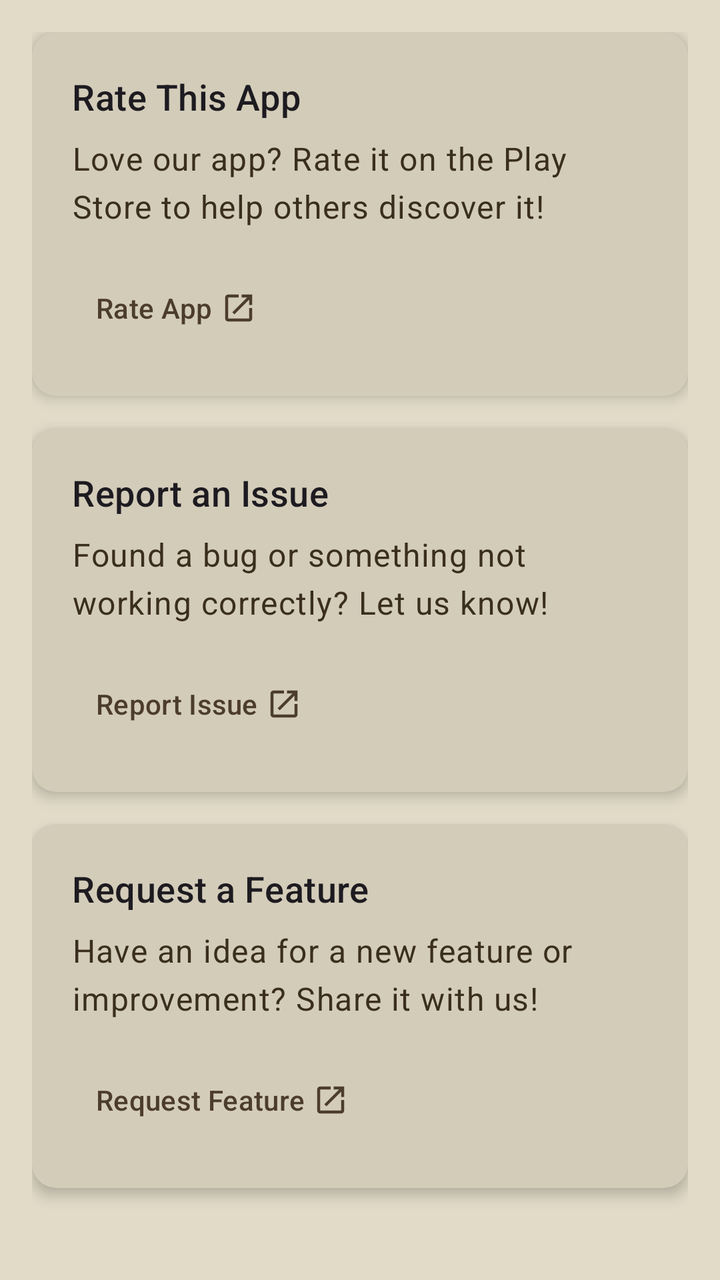
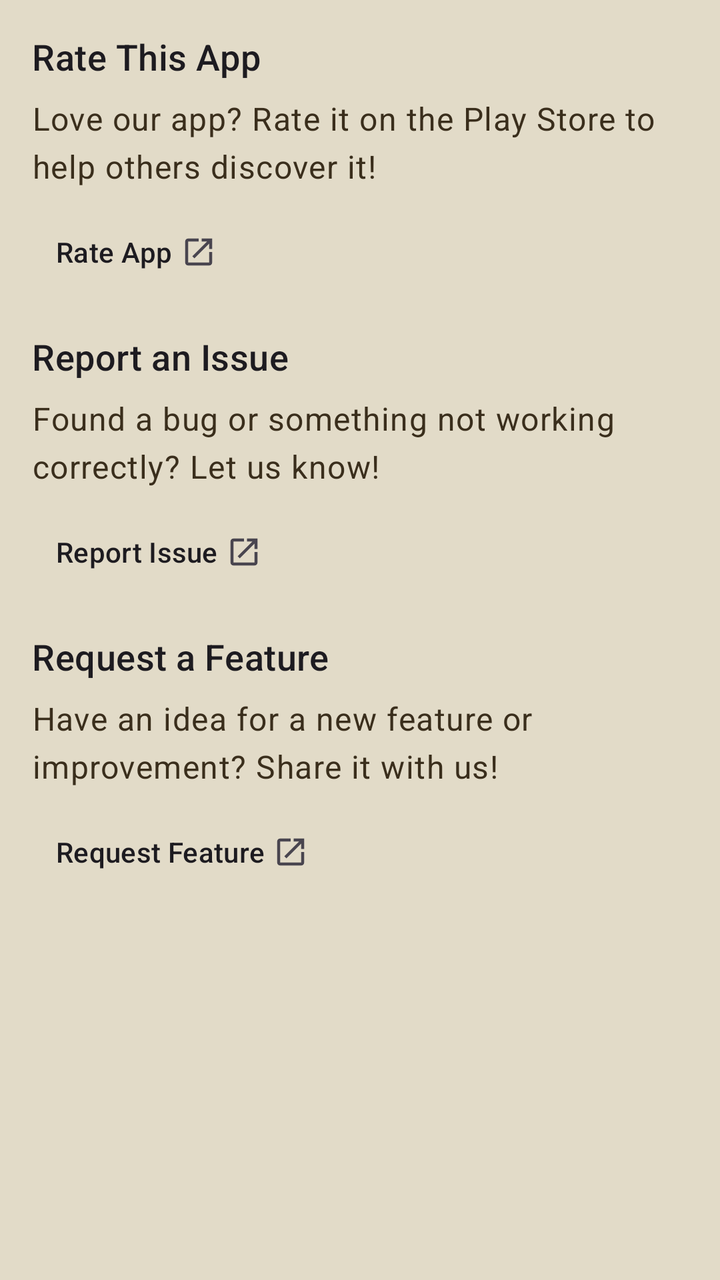

Screens rendered from an Android XML layout before and after an edit, with the pre-edit source and the edit as a unified diff.
<!-- AndroidManifest.xml: activity theme Theme.OSRSWiki -->
<!-- res/layout/fragment_feedback.xml -->
<?xml version="1.0" encoding="utf-8"?>
<ScrollView xmlns:android="http://schemas.android.com/apk/res/android"
    xmlns:app="http://schemas.android.com/apk/res-auto"
    xmlns:tools="http://schemas.android.com/tools"
    android:layout_width="match_parent"
    android:layout_height="match_parent"
    android:fillViewport="true">

    <LinearLayout
        android:layout_width="match_parent"
        android:layout_height="wrap_content"
        android:orientation="vertical"
        android:padding="16dp">

        
        <com.google.android.material.card.MaterialCardView
            android:id="@+id/rate_app_card"
            android:layout_width="match_parent"
            android:layout_height="wrap_content"
            android:layout_marginBottom="16dp"
            android:clickable="false"
            android:focusable="false"
            app:cardCornerRadius="12dp"
            app:cardElevation="4dp"
            app:strokeWidth="0dp">

            <LinearLayout
                android:layout_width="match_parent"
                android:layout_height="wrap_content"
                android:orientation="vertical"
                android:padding="20dp">

                <TextView
                    android:id="@+id/rate_app_title"
                    android:layout_width="match_parent"
                    android:layout_height="wrap_content"
                    android:text="@string/feedback_rate_app_title"
                    android:textAppearance="@style/AppTextAppearance.SettingsSubheading"
                    android:layout_marginBottom="8dp" />

                <TextView
                    android:id="@+id/rate_app_description"
                    android:layout_width="match_parent"
                    android:layout_height="wrap_content"
                    android:text="@string/feedback_rate_app_description"
                    android:textAppearance="@style/AppTextAppearance.SettingsBody"
                    android:textColor="?attr/colorOnSurfaceVariant"
                    android:layout_marginBottom="16dp" />

                <com.google.android.material.button.MaterialButton
                    android:id="@+id/rate_app_button"
                    style="@style/Widget.OSRSWiki.OutboundLinkButton"
                    android:layout_width="wrap_content"
                    android:layout_height="wrap_content"
                    android:text="@string/feedback_rate_app_button" />

            </LinearLayout>

        </com.google.android.material.card.MaterialCardView>

        
        <com.google.android.material.card.MaterialCardView
            android:id="@+id/report_issue_card"
            android:layout_width="match_parent"
            android:layout_height="wrap_content"
            android:layout_marginBottom="16dp"
            android:clickable="false"
            android:focusable="false"
            app:cardCornerRadius="12dp"
            app:cardElevation="4dp"
            app:strokeWidth="0dp">

            <LinearLayout
                android:layout_width="match_parent"
                android:layout_height="wrap_content"
                android:orientation="vertical"
                android:padding="20dp">

                <TextView
                    android:id="@+id/report_issue_title"
                    android:layout_width="match_parent"
                    android:layout_height="wrap_content"
                    android:text="@string/feedback_report_issue_title"
                    android:textAppearance="@style/AppTextAppearance.SettingsSubheading"
                    android:layout_marginBottom="8dp" />

                <TextView
                    android:id="@+id/report_issue_description"
                    android:layout_width="match_parent"
                    android:layout_height="wrap_content"
                    android:text="@string/feedback_report_issue_description"
                    android:textAppearance="@style/AppTextAppearance.SettingsBody"
                    android:textColor="?attr/colorOnSurfaceVariant"
                    android:layout_marginBottom="16dp" />

                <com.google.android.material.button.MaterialButton
                    android:id="@+id/report_issue_button"
                    style="@style/Widget.OSRSWiki.OutboundLinkButton"
                    android:layout_width="wrap_content"
                    android:layout_height="wrap_content"
                    android:text="@string/feedback_report_issue_button" />

            </LinearLayout>

        </com.google.android.material.card.MaterialCardView>

        
        <com.google.android.material.card.MaterialCardView
            android:id="@+id/request_feature_card"
            android:layout_width="match_parent"
            android:layout_height="wrap_content"
            android:layout_marginBottom="16dp"
            android:clickable="false"
            android:focusable="false"
            app:cardCornerRadius="12dp"
            app:cardElevation="4dp"
            app:strokeWidth="0dp">

            <LinearLayout
                android:layout_width="match_parent"
                android:layout_height="wrap_content"
                android:orientation="vertical"
                android:padding="20dp">

                <TextView
                    android:id="@+id/request_feature_title"
                    android:layout_width="match_parent"
                    android:layout_height="wrap_content"
                    android:text="@string/feedback_request_feature_title"
                    android:textAppearance="@style/AppTextAppearance.SettingsSubheading"
                    android:layout_marginBottom="8dp" />

                <TextView
                    android:id="@+id/request_feature_description"
                    android:layout_width="match_parent"
                    android:layout_height="wrap_content"
                    android:text="@string/feedback_request_feature_description"
                    android:textAppearance="@style/AppTextAppearance.SettingsBody"
                    android:textColor="?attr/colorOnSurfaceVariant"
                    android:layout_marginBottom="16dp" />

                <com.google.android.material.button.MaterialButton
                    android:id="@+id/request_feature_button"
                    style="@style/Widget.OSRSWiki.OutboundLinkButton"
                    android:layout_width="wrap_content"
                    android:layout_height="wrap_content"
                    android:text="@string/feedback_request_feature_button" />

            </LinearLayout>

        </com.google.android.material.card.MaterialCardView>

    </LinearLayout>

</ScrollView>
<!-- resources referenced by this layout -->
<resources>
  <string name="feedback_rate_app_button">Rate App</string>
  <string name="feedback_rate_app_description">Love our app? Rate it on the Play Store to help others discover it!</string>
  <string name="feedback_rate_app_title">Rate This App</string>
  <string name="feedback_report_issue_button">Report Issue</string>
  <string name="feedback_report_issue_description">Found a bug or something not working correctly? Let us know!</string>
  <string name="feedback_report_issue_title">Report an Issue</string>
  <string name="feedback_request_feature_button">Request Feature</string>
  <string name="feedback_request_feature_description">Have an idea for a new feature or improvement? Share it with us!</string>
  <string name="feedback_request_feature_title">Request a Feature</string>
  <style name="AppTextAppearance.SettingsBody" parent="TextAppearance.Material3.BodyLarge">
          <item name="android:fontFamily">sans-serif</item>
          <item name="android:textStyle">normal</item>
          <item name="android:fontWeight" tools:targetApi="o">400</item>
          <item name="android:textSize">16sp</item>
      </style>
  <style name="AppTextAppearance.SettingsSubheading" parent="TextAppearance.Material3.TitleMedium">
          <item name="android:fontFamily">sans-serif</item>
          <item name="android:textStyle">normal</item>
          <item name="android:fontWeight" tools:targetApi="o">500</item>
          <item name="android:textSize">18sp</item>
      </style>
  <style name="Widget.OSRSWiki.OutboundLinkButton" parent="Widget.Material3.Button.TextButton">
          <item name="android:textColor">?attr/colorPrimary</item>
          <item name="android:textAllCaps">false</item>
          <item name="icon">@drawable/ic_open_in_new_24</item>
          <item name="iconGravity">textEnd</item>
          <item name="iconTint">?attr/colorPrimary</item>
      </style>
  <color name="osrs_brown_deep">#4C3D2A</color>
  <color name="osrs_text_light">#F0E6D2</color>
  <color name="osrs_parchment_medium">#D2B48C</color>
  <color name="osrs_text_dark">#3A2E1C</color>
  <color name="osrs_gold">#FFB800</color>
  <color name="black">#000000</color>
  <color name="color_error">#B00020</color>
  <color name="white">#FFFFFF</color>
  <color name="osrs_parchment_light">#E2DBC8</color>
  <style name="App.Style.PopupMenu" parent="Widget.Material3.PopupMenu.ListPopupWindow"><item name="android:popupBackground">?attr/colorSurface</item><item name="textAppearanceListItemSmall">@style/App.TextAppearance.PopupMenu.Item</item></style>
  <color name="osrs_text_secondary_light">#4C3D2A</color>
  <color name="ripple_light">#1A000000</color>
  <style name="App.TextAppearance.PopupMenu.Item" parent="TextAppearance.Material3.BodyLarge"><item name="android:textColor">?attr/colorOnSurface</item></style>
  <style name="Preference.OSRS" parent="Preference.Material">
          <item name="android:layout">@layout/osrs_preference_material</item>
          <item name="allowDividerAbove">false</item>
          <item name="allowDividerBelow">false</item>
          <item name="iconSpaceReserved">true</item>
          <item name="singleLineTitle">false</item>
      </style>
  <style name="Preference.OSRS.Category" parent="Preference.Category.Material">
          <item name="android:layout">@layout/osrs_preference_category_material</item>
          <item name="allowDividerAbove">false</item>
          <item name="allowDividerBelow">false</item>
          <item name="iconSpaceReserved">false</item>
      </style>
  <style name="Preference.OSRS.SeekBarPreference" parent="Preference.SeekBarPreference.Material">
          <item name="allowDividerAbove">false</item>
          <item name="allowDividerBelow">false</item>
      </style>
  <!-- unchanged entries left out for length: 9 -->
</resources>

<!-- the commit's change to res/layout/fragment_feedback.xml (unified diff, before → after) -->
@@ -6,150 +6,113 @@
     android:layout_height="match_parent"
     android:fillViewport="true">
 
+    
     <LinearLayout
         android:layout_width="match_parent"
         android:layout_height="wrap_content"
         android:orientation="vertical"
         android:padding="16dp">
 
-        
-        <com.google.android.material.card.MaterialCardView
+        <LinearLayout
             android:id="@+id/rate_app_card"
             android:layout_width="match_parent"
             android:layout_height="wrap_content"
             android:layout_marginBottom="16dp"
+            android:orientation="vertical"
             android:clickable="false"
-            android:focusable="false"
-            app:cardCornerRadius="12dp"
-            app:cardElevation="4dp"
-            app:strokeWidth="0dp">
+            android:focusable="false">
 
-            <LinearLayout
+            <TextView
+                android:id="@+id/rate_app_title"
                 android:layout_width="match_parent"
                 android:layout_height="wrap_content"
-                android:orientation="vertical"
-                android:padding="20dp">
+                android:text="@string/feedback_rate_app_title"
+                android:textAppearance="@style/AppTextAppearance.SettingsSubheading"
+                android:layout_marginBottom="8dp" />
 
-                <TextView
-                    android:id="@+id/rate_app_title"
-                    android:layout_width="match_parent"
-                    android:layout_height="wrap_content"
-                    android:text="@string/feedback_rate_app_title"
-                    android:textAppearance="@style/AppTextAppearance.SettingsSubheading"
-                    android:layout_marginBottom="8dp" />
+            <TextView
+                android:id="@+id/rate_app_description"
+                android:layout_width="match_parent"
+                android:layout_height="wrap_content"
+                android:text="@string/feedback_rate_app_description"
+                android:textAppearance="@style/AppTextAppearance.SettingsBody"
+                android:textColor="?attr/colorOnSurfaceVariant"
+                android:layout_marginBottom="8dp" />
 
-                <TextView
-                    android:id="@+id/rate_app_description"
-                    android:layout_width="match_parent"
-                    android:layout_height="wrap_content"
-                    android:text="@string/feedback_rate_app_description"
-                    android:textAppearance="@style/AppTextAppearance.SettingsBody"
-                    android:textColor="?attr/colorOnSurfaceVariant"
-                    android:layout_marginBottom="16dp" />
+            <com.google.android.material.button.MaterialButton
+                android:id="@+id/rate_app_button"
+                style="@style/Widget.OSRSWiki.OutboundLinkButton"
+                android:layout_width="wrap_content"
+                android:layout_height="wrap_content"
+                android:text="@string/feedback_rate_app_button" />
+        </LinearLayout>
 
-                <com.google.android.material.button.MaterialButton
-                    android:id="@+id/rate_app_button"
-                    style="@style/Widget.OSRSWiki.OutboundLinkButton"
-                    android:layout_width="wrap_content"
-                    android:layout_height="wrap_content"
-                    android:text="@string/feedback_rate_app_button" />
-
-            </LinearLayout>
-
-        </com.google.android.material.card.MaterialCardView>
-
-        
-        <com.google.android.material.card.MaterialCardView
+        <LinearLayout
             android:id="@+id/report_issue_card"
             android:layout_width="match_parent"
             android:layout_height="wrap_content"
             android:layout_marginBottom="16dp"
+            android:orientation="vertical"
             android:clickable="false"
-            android:focusable="false"
-            app:cardCornerRadius="12dp"
-            app:cardElevation="4dp"
-            app:strokeWidth="0dp">
+            android:focusable="false">
 
-            <LinearLayout
+            <TextView
+                android:id="@+id/report_issue_title"
                 android:layout_width="match_parent"
                 android:layout_height="wrap_content"
-                android:orientation="vertical"
-                android:padding="20dp">
+                android:text="@string/feedback_report_issue_title"
+                android:textAppearance="@style/AppTextAppearance.SettingsSubheading"
+                android:layout_marginBottom="8dp" />
 
-                <TextView
-                    android:id="@+id/report_issue_title"
-                    android:layout_width="match_parent"
-                    android:layout_height="wrap_content"
-                    android:text="@string/feedback_report_issue_title"
-                    android:textAppearance="@style/AppTextAppearance.SettingsSubheading"
-                    android:layout_marginBottom="8dp" />
+            <TextView
+                android:id="@+id/report_issue_description"
+                android:layout_width="match_parent"
+                android:layout_height="wrap_content"
+                android:text="@string/feedback_report_issue_description"
+                android:textAppearance="@style/AppTextAppearance.SettingsBody"
+                android:textColor="?attr/colorOnSurfaceVariant"
+                android:layout_marginBottom="8dp" />
 
-                <TextView
-                    android:id="@+id/report_issue_description"
-                    android:layout_width="match_parent"
-                    android:layout_height="wrap_content"
-                    android:text="@string/feedback_report_issue_description"
-                    android:textAppearance="@style/AppTextAppearance.SettingsBody"
-                    android:textColor="?attr/colorOnSurfaceVariant"
-                    android:layout_marginBottom="16dp" />
+            <com.google.android.material.button.MaterialButton
+                android:id="@+id/report_issue_button"
+                style="@style/Widget.OSRSWiki.OutboundLinkButton"
+                android:layout_width="wrap_content"
+                android:layout_height="wrap_content"
+                android:text="@string/feedback_report_issue_button" />
+        </LinearLayout>
 
-                <com.google.android.material.button.MaterialButton
-                    android:id="@+id/report_issue_button"
-                    style="@style/Widget.OSRSWiki.OutboundLinkButton"
-                    android:layout_width="wrap_content"
-                    android:layout_height="wrap_content"
-                    android:text="@string/feedback_report_issue_button" />
-
-            </LinearLayout>
-
-        </com.google.android.material.card.MaterialCardView>
-
-        
-        <com.google.android.material.card.MaterialCardView
+        <LinearLayout
             android:id="@+id/request_feature_card"
             android:layout_width="match_parent"
             android:layout_height="wrap_content"
             android:layout_marginBottom="16dp"
+            android:orientation="vertical"
             android:clickable="false"
-            android:focusable="false"
-            app:cardCornerRadius="12dp"
-            app:cardElevation="4dp"
-            app:strokeWidth="0dp">
+            android:focusable="false">
 
-            <LinearLayout
+            <TextView
+                android:id="@+id/request_feature_title"
                 android:layout_width="match_parent"
                 android:layout_height="wrap_content"
-                android:orientation="vertical"
-                android:padding="20dp">
+                android:text="@string/feedback_request_feature_title"
+                android:textAppearance="@style/AppTextAppearance.SettingsSubheading"
+                android:layout_marginBottom="8dp" />
 
-                <TextView
-                    android:id="@+id/request_feature_title"
-                    android:layout_width="match_parent"
-                    android:layout_height="wrap_content"
-                    android:text="@string/feedback_request_feature_title"
-                    android:textAppearance="@style/AppTextAppearance.SettingsSubheading"
-                    android:layout_marginBottom="8dp" />
+            <TextView
+                android:id="@+id/request_feature_description"
+                android:layout_width="match_parent"
+                android:layout_height="wrap_content"
+                android:text="@string/feedback_request_feature_description"
+                android:textAppearance="@style/AppTextAppearance.SettingsBody"
+                android:textColor="?attr/colorOnSurfaceVariant"
+                android:layout_marginBottom="8dp" />
 
-                <TextView
-                    android:id="@+id/request_feature_description"
-                    android:layout_width="match_parent"
-                    android:layout_height="wrap_content"
-                    android:text="@string/feedback_request_feature_description"
-                    android:textAppearance="@style/AppTextAppearance.SettingsBody"
-                    android:textColor="?attr/colorOnSurfaceVariant"
-                    android:layout_marginBottom="16dp" />
-
-                <com.google.android.material.button.MaterialButton
-                    android:id="@+id/request_feature_button"
-                    style="@style/Widget.OSRSWiki.OutboundLinkButton"
-                    android:layout_width="wrap_content"
-                    android:layout_height="wrap_content"
-                    android:text="@string/feedback_request_feature_button" />
-
-            </LinearLayout>
-
-        </com.google.android.material.card.MaterialCardView>
-
+            <com.google.android.material.button.MaterialButton
+                android:id="@+id/request_feature_button"
+                style="@style/Widget.OSRSWiki.OutboundLinkButton"
+                android:layout_width="wrap_content"
+                android:layout_height="wrap_content"
+                android:text="@string/feedback_request_feature_button" />
+        </LinearLayout>
     </LinearLayout>
-
 </ScrollView>
<!-- resource entries referenced after the edit -->
@@ -22,11 +22,11 @@
           <item name="android:textSize">18sp</item>
       </style>
   <style name="Widget.OSRSWiki.OutboundLinkButton" parent="Widget.Material3.Button.TextButton">
-          <item name="android:textColor">?attr/colorPrimary</item>
+          <item name="android:textColor">?attr/linkColor</item>
           <item name="android:textAllCaps">false</item>
           <item name="icon">@drawable/ic_open_in_new_24</item>
           <item name="iconGravity">textEnd</item>
-          <item name="iconTint">?attr/colorPrimary</item>
+          <item name="iconTint">?attr/linkColor</item>
       </style>
   <color name="osrs_brown_deep">#4C3D2A</color>
   <color name="osrs_text_light">#F0E6D2</color>
